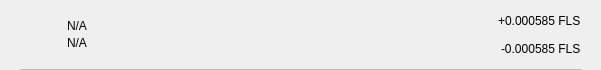
Liquid369/blank, file src/qt/fls/forms/txrow.ui: the form before one commit.
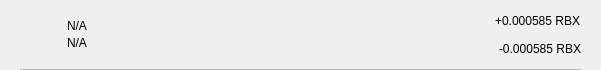
The form after the commit.

What changed in the file:
```diff
--- a/src/qt/fls/forms/txrow.ui
+++ b/src/qt/fls/forms/txrow.ui
@@ -159,7 +159,7 @@
                <string notr="true"/>
               </property>
               <property name="text">
-               <string>+0.000585 FLS</string>
+               <string>+0.000585 RBX</string>
               </property>
              </widget>
             </item>
@@ -169,7 +169,7 @@
                <string notr="true"/>
               </property>
               <property name="text">
-               <string>-0.000585 FLS</string>
+               <string>-0.000585 RBX</string>
               </property>
              </widget>
             </item>
```
